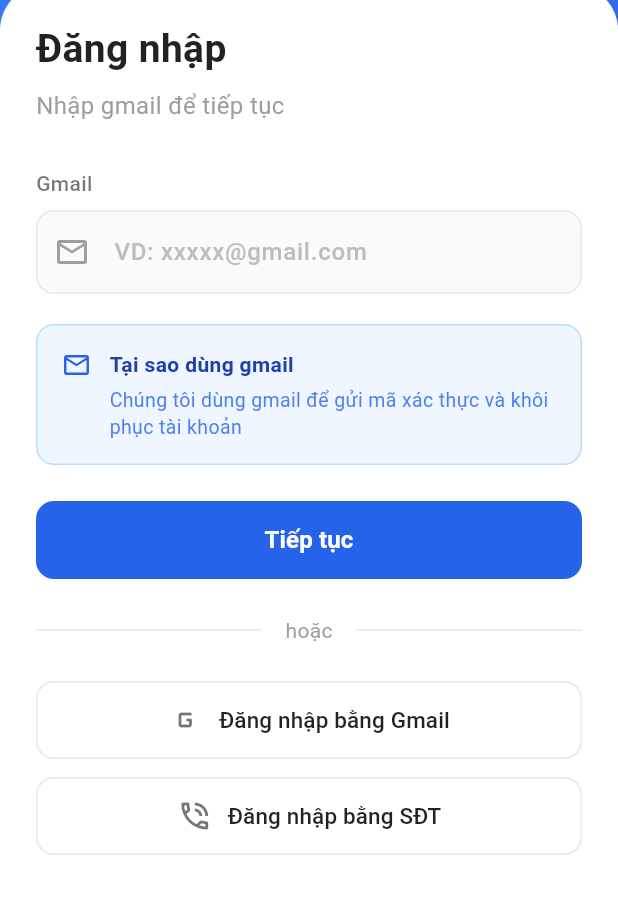
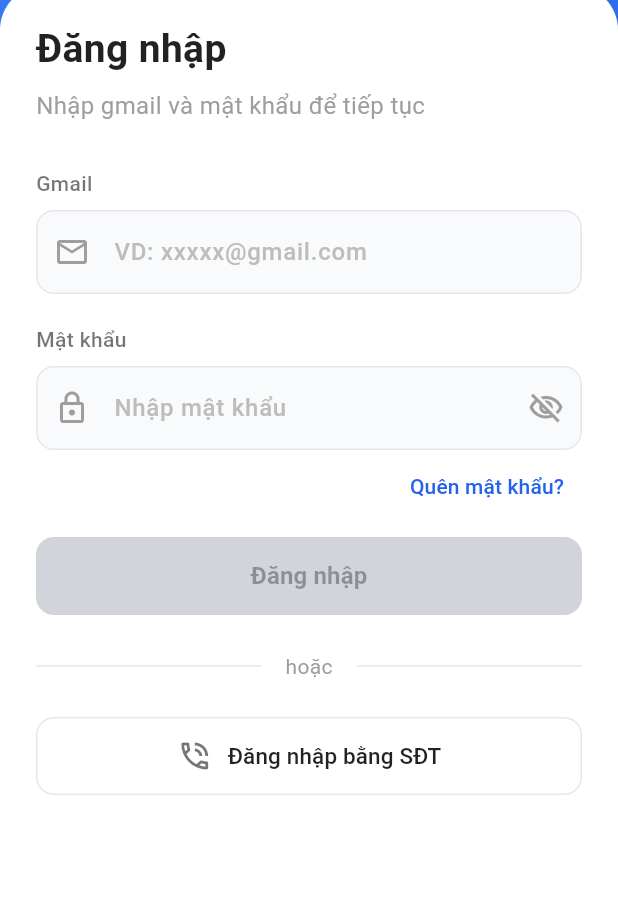
Before and after one commit to tthanh2004/LapTrinhAndroid, a Flutter app: the screen it shows after launch, after a tap on "Đăng nhập bằng Gmail", on a phone screen of 412 x 824 dp, the part 300-1214 px from its top. Run offline on Flutter 3.47's test engine with Material 3 defaults, Android fonts, the phone set to English and light mode, and no system bars; our stand-ins replace firebase_auth, firebase_core, geolocator; accounts and stored records are empty.

Commit message:
update form nhap mk

```diff
--- a/vesiao_safetrek/lib/screens/mobile/auth/login_screen.dart
+++ b/vesiao_safetrek/lib/screens/mobile/auth/login_screen.dart
@@ -1,9 +1,10 @@
-import 'package:firebase_auth/firebase_auth.dart';
+import 'dart:convert';
 import 'package:flutter/material.dart';
+import 'package:http/http.dart' as http; // Nhớ import http
+import 'package:vesiao_safetrek/screens/mobile/auth/utils/auth_colors.dart';
+import 'package:vesiao_safetrek/screens/mobile/auth/widgets/login_form.dart';
 import 'package:vesiao_safetrek/screens/mobile/mobile_screen.dart';
-import 'utils/auth_colors.dart';
-import 'widgets/login_form.dart';
-import 'widgets/otp_form.dart';
+import 'package:vesiao_safetrek/common/constants.dart';
 
 class LoginScreen extends StatefulWidget {
   const LoginScreen({super.key});
@@ -13,15 +14,13 @@ class LoginScreen extends StatefulWidget {
 }
 
 class _LoginScreenState extends State<LoginScreen> {
-  bool _showOTP = false;
   bool _isEmailMode = false;
-  bool _isLoading = false; // Thêm trạng thái loading
-
-  // Biến lưu ID xác thực cho SĐT
-  String? _verificationId;
+  bool _isLoading = false;
 
   final TextEditingController _phoneController = TextEditingController();
   final TextEditingController _emailController = TextEditingController();
+  // [MỚI] Controller cho mật khẩu
+  final TextEditingController _passwordController = TextEditingController();
 
   String? _phoneError;
   String? _emailError;
@@ -32,27 +31,30 @@ class _LoginScreenState extends State<LoginScreen> {
     super.initState();
     _phoneController.addListener(_checkButtonActive);
     _emailController.addListener(_checkButtonActive);
+    _passwordController.addListener(_checkButtonActive);
   }
 
   @override
   void dispose() {
     _phoneController.dispose();
     _emailController.dispose();
+    _passwordController.dispose();
     super.dispose();
   }
 
   void _checkButtonActive() {
     setState(() {
-      if (_isEmailMode) {
-        _isButtonActive = _emailController.text.isNotEmpty;
-      } else {
-        _isButtonActive = _phoneController.text.length >= 9;
-      }
+      bool isIdentityValid = _isEmailMode
+          ? _emailController.text.isNotEmpty
+          : _phoneController.text.length >= 9;
+      // [MỚI] Check thêm mật khẩu
+      bool isPasswordValid = _passwordController.text.length >= 6;
+
+      _isButtonActive = isIdentityValid && isPasswordValid;
     });
   }
 
   bool _validateInputs() {
-    // Reset lỗi
     setState(() {
       _phoneError = null;
       _emailError = null;
@@ -64,63 +66,65 @@ class _LoginScreenState extends State<LoginScreen> {
         setState(() => _emailError = "Vui lòng nhập đúng định dạng Gmail");
         return false;
       }
-      return true;
     } else {
       final phone = _phoneController.text.trim();
       if (!RegExp(r'^(0?)(3|5|7|8|9)([0-9]{8})$').hasMatch(phone)) {
         setState(() => _phoneError = "SĐT không hợp lệ");
         return false;
       }
+    }
     return true;
+  }
+
+  // [THAY ĐỔI] Logic Login mới dùng Password
+  void _handleLogin() async {
+    if (!_validateInputs()) return;
+
+    setState(() => _isLoading = true);
+
+    // Lấy email hoặc sđt tùy theo mode
+    String identity = _isEmailMode
+        ? _emailController.text.trim()
+        : _phoneController.text.trim();
+
+    // Nếu là sđt, format lại cho khớp database (nếu cần)
+    if (!_isEmailMode && identity.startsWith("0")) {
+       identity = "+84${identity.substring(1)}";
+    }
+
+    final String password = _passwordController.text;
+
+    try {
+      final response = await http.post(
+        Uri.parse('${Constants.baseUrl}/auth/login-password'),
+        headers: {'Content-Type': 'application/json'},
+        body: jsonEncode({
+          'identity': identity,
+          'password': password,
+        }),
+      );
+
+      if (response.statusCode == 200 || response.statusCode == 201) {
+        final data = jsonDecode(response.body);
+        int userId = data['user']['userId']; // Lấy ID từ response mới
+        _onLoginSuccess(userId);
+      } else {
+        final errorData = jsonDecode(response.body);
+        _showError(errorData['message'] ?? "Đăng nhập thất bại");
+      }
+    } catch (e) {
+      _showError("Lỗi kết nối máy chủ: $e");
+    } finally {
+      if (mounted) setState(() => _isLoading = false);
     }
   }
 
-  // --- LOGIC XỬ LÝ NÚT TIẾP TỤC ---
-  void _handleSubmit() async {
-    if (!_validateInputs()) return;
-
-    if (_isEmailMode) {
-      // Nếu là Email: Chuyển sang màn OTP ngay (Màn OTP sẽ tự gọi API gửi mail)
-      setState(() => _showOTP = true);
-    } else {
-      // Nếu là SĐT: Phải gửi SMS trước
-      await _handlePhoneLogin();
+  void _showError(String msg) {
+    if (mounted) {
+      ScaffoldMessenger.of(context).showSnackBar(
+        SnackBar(content: Text(msg), backgroundColor: Colors.red),
+      );
     }
-  }
-
-  // --- LOGIC GỬI SMS (FIREBASE) ---
-  Future<void> _handlePhoneLogin() async {
-    setState(() => _isLoading = true);
-
-    String phone = _phoneController.text.trim();
-    // Chuyển 09xx -> +849xx
-    String formattedPhone = phone.startsWith("0")
-        ? "+84${phone.substring(1)}"
-        : "+84$phone";
-
-    await FirebaseAuth.instance.verifyPhoneNumber(
-      phoneNumber: formattedPhone,
-      verificationCompleted: (PhoneAuthCredential credential) async {
-        // Tự động xác thực (ít xảy ra, nhưng nếu có thì login luôn)
-        await FirebaseAuth.instance.signInWithCredential(credential);
-      },
-      verificationFailed: (FirebaseAuthException e) {
-        setState(() => _isLoading = false);
-        ScaffoldMessenger.of(context).showSnackBar(
-          SnackBar(content: Text("Lỗi gửi SMS: ${e.message}")),
-        );
-      },
-      codeSent: (String verificationId, int? resendToken) {
-        setState(() {
-          _isLoading = false;
-          _verificationId = verificationId; // Lưu ID để dùng ở bước nhập OTP
-          _showOTP = true; // Chuyển màn hình
-        });
-      },
-      codeAutoRetrievalTimeout: (String verificationId) {
-        _verificationId = verificationId;
-      },
-    );
   }
 
   void _onLoginSuccess(int userId) {
@@ -131,18 +135,7 @@ class _LoginScreenState extends State<LoginScreen> {
 
   @override
   Widget build(BuildContext context) {
-    // HIỂN THỊ MÀN HÌNH OTP
-    if (_showOTP) {
-      return OtpForm(
-        contactInfo: _isEmailMode ? _emailController.text : _phoneController.text,
-        isEmailMode: _isEmailMode,
-        verificationId: _verificationId, // Truyền ID xác thực sang OTP Form
-        onVerifySuccess: (id) => _onLoginSuccess(id),
-        onBack: () => setState(() => _showOTP = false),
-      );
-    }
-
-    // HIỂN THỊ MÀN HÌNH LOGIN
+    // Không còn kiểm tra _showOTP nữa
     return Scaffold(
       body: Stack(
         children: [
@@ -179,10 +172,11 @@ class _LoginScreenState extends State<LoginScreen> {
                             isEmailMode: _isEmailMode,
                             phoneController: _phoneController,
                             emailController: _emailController,
+                            passwordController: _passwordController, // Truyền vào
                             phoneError: _phoneError,
                             emailError: _emailError,
                             isButtonActive: _isButtonActive,
-                          onSubmit: _handleSubmit,
+                            onSubmit: _handleLogin, // Gọi hàm login mới
                             onSwitchMode: (val) => setState(() {
                               _isEmailMode = val;
                               _checkButtonActive();
--- a/vesiao_safetrek/lib/screens/mobile/auth/widgets/login_form.dart
+++ b/vesiao_safetrek/lib/screens/mobile/auth/widgets/login_form.dart
@@ -1,12 +1,13 @@
 import 'package:flutter/material.dart';
-import '../../../../common/constants.dart'; // Import kPrimaryColor của dự án
+import '../../../../common/constants.dart'; // Import màu kPrimaryColor
 import '../utils/auth_colors.dart';
 import 'social_button.dart';
 
-class LoginForm extends StatelessWidget {
+class LoginForm extends StatefulWidget {
   final bool isEmailMode;
   final TextEditingController phoneController;
   final TextEditingController emailController;
+  final TextEditingController passwordController; // [MỚI] Controller cho pass
   final String? phoneError;
   final String? emailError;
   final bool isButtonActive;
@@ -18,12 +19,20 @@ class LoginForm extends StatelessWidget {
     required this.isEmailMode,
     required this.phoneController,
     required this.emailController,
+    required this.passwordController,
     required this.phoneError,
     required this.emailError,
     required this.isButtonActive,
     required this.onSubmit,
     required this.onSwitchMode,
   });
+
+  @override
+  State<LoginForm> createState() => _LoginFormState();
+}
+
+class _LoginFormState extends State<LoginForm> {
+  bool _obscurePassword = true; // Trạng thái ẩn hiện mật khẩu
 
   @override
   Widget build(BuildContext context) {
@@ -41,35 +50,40 @@ class LoginForm extends StatelessWidget {
           ),
           const SizedBox(height: 8),
           Text(
-            isEmailMode
-                ? "Nhập gmail để tiếp tục"
-                : "Nhập số điện thoại để tiếp tục",
+            widget.isEmailMode
+                ? "Nhập gmail và mật khẩu để tiếp tục"
+                : "Nhập số điện thoại và mật khẩu để tiếp tục",
             style: const TextStyle(color: Colors.grey, fontSize: 16),
           ),
           const SizedBox(height: 30),
 
-          // LABEL
+          // --- 1. EMAIL / SĐT ---
           Text(
-            isEmailMode ? "Gmail" : "Số điện thoại",
+            widget.isEmailMode ? "Gmail" : "Số điện thoại",
             style: const TextStyle(
               fontWeight: FontWeight.w500,
               color: Colors.black54,
             ),
           ),
           const SizedBox(height: 8),
-
-          // INPUT FIELD
           TextField(
-            controller: isEmailMode ? emailController : phoneController,
-            keyboardType:
-                isEmailMode ? TextInputType.emailAddress : TextInputType.phone,
+            controller: widget.isEmailMode
+                ? widget.emailController
+                : widget.phoneController,
+            keyboardType: widget.isEmailMode
+                ? TextInputType.emailAddress
+                : TextInputType.phone,
             style: const TextStyle(fontWeight: FontWeight.w500),
             decoration: InputDecoration(
-              hintText: isEmailMode ? "VD: xxxxx@gmail.com" : "VD: 0912345678",
+              hintText:
+                  widget.isEmailMode ? "VD: xxxxx@gmail.com" : "VD: 0912345678",
               hintStyle: TextStyle(color: Colors.grey[400]),
-              errorText: isEmailMode ? emailError : phoneError,
+              errorText:
+                  widget.isEmailMode ? widget.emailError : widget.phoneError,
               prefixIcon: Icon(
-                isEmailMode ? Icons.email_outlined : Icons.phone_outlined,
+                widget.isEmailMode
+                    ? Icons.email_outlined
+                    : Icons.phone_outlined,
                 color: Colors.grey[500],
               ),
               filled: true,
@@ -87,76 +101,80 @@ class LoginForm extends StatelessWidget {
                 borderRadius: BorderRadius.circular(12),
                 borderSide: const BorderSide(color: kPrimaryColor),
               ),
-              errorBorder: OutlineInputBorder(
-                borderRadius: BorderRadius.circular(12),
-                borderSide: const BorderSide(color: Colors.redAccent),
-              ),
-              focusedErrorBorder: OutlineInputBorder(
-                borderRadius: BorderRadius.circular(12),
-                borderSide: const BorderSide(color: Colors.redAccent, width: 2),
-              ),
             ),
           ),
 
           const SizedBox(height: 20),
 
-          // INFO BOX
-          Container(
-            padding: const EdgeInsets.all(16),
-            decoration: BoxDecoration(
-              color: AuthColors.primaryLight,
-              borderRadius: BorderRadius.circular(12),
-              border: Border.all(color: Colors.blue.shade100),
+          // --- 2. MẬT KHẨU [MỚI] ---
+          const Text(
+            "Mật khẩu",
+            style: TextStyle(
+              fontWeight: FontWeight.w500,
+              color: Colors.black54,
             ),
-            child: Row(
-              crossAxisAlignment: CrossAxisAlignment.start,
-              children: [
-                const Icon(
-                  Icons.email_outlined,
-                  size: 20,
-                  color: kPrimaryColor,
+          ),
+          const SizedBox(height: 8),
+          TextField(
+            controller: widget.passwordController,
+            obscureText: _obscurePassword, // Ẩn mật khẩu
+            style: const TextStyle(fontWeight: FontWeight.w500),
+            decoration: InputDecoration(
+              hintText: "Nhập mật khẩu",
+              hintStyle: TextStyle(color: Colors.grey[400]),
+              prefixIcon: Icon(
+                Icons.lock_outline,
+                color: Colors.grey[500],
+              ),
+              suffixIcon: IconButton(
+                icon: Icon(
+                  _obscurePassword
+                      ? Icons.visibility_off_outlined
+                      : Icons.visibility_outlined,
+                  color: Colors.grey,
                 ),
-                const SizedBox(width: 12),
-                Expanded(
-                  child: Column(
-                    crossAxisAlignment: CrossAxisAlignment.start,
-                    children: [
-                      Text(
-                        isEmailMode
-                            ? "Tại sao dùng gmail"
-                            : "Tại sao dùng số điện thoại",
-                        style: const TextStyle(
-                          fontSize: 14,
-                          fontWeight: FontWeight.bold,
-                          color: AuthColors.infoTextBlue,
-                        ),
-                      ),
-                      const SizedBox(height: 4),
-                      Text(
-                        isEmailMode
-                            ? "Chúng tôi dùng gmail để gửi mã xác thực và khôi phục tài khoản"
-                            : "Người thân dễ nhận biết khi nhận cảnh báo \"SĐT 09xx đang gặp nguy hiểm\"",
-                        style: TextStyle(
-                          fontSize: 13,
-                          height: 1.4,
-                          color: kPrimaryColor.withOpacity(0.8),
-                        ),
-                      ),
-                    ],
-                  ),
-                ),
-              ],
+                onPressed: () {
+                  setState(() {
+                    _obscurePassword = !_obscurePassword;
+                  });
+                },
+              ),
+              filled: true,
+              fillColor: AuthColors.inputFill,
+              contentPadding: const EdgeInsets.symmetric(vertical: 16),
+              border: OutlineInputBorder(
+                borderRadius: BorderRadius.circular(12),
+                borderSide: const BorderSide(color: AuthColors.border),
+              ),
+              enabledBorder: OutlineInputBorder(
+                borderRadius: BorderRadius.circular(12),
+                borderSide: const BorderSide(color: AuthColors.border),
+              ),
+              focusedBorder: OutlineInputBorder(
+                borderRadius: BorderRadius.circular(12),
+                borderSide: const BorderSide(color: kPrimaryColor),
+              ),
             ),
           ),
 
-          const SizedBox(height: 24),
+          // Nút Quên mật khẩu
+          Align(
+            alignment: Alignment.centerRight,
+            child: TextButton(
+              onPressed: () {},
+              child: const Text("Quên mật khẩu?",
+                  style: TextStyle(color: kPrimaryColor)),
+            ),
+          ),
 
-          // CONTINUE BUTTON
+          const SizedBox(height: 10),
+
+          // NÚT ĐĂNG NHẬP
           SizedBox(
             width: double.infinity,
             height: 52,
             child: ElevatedButton(
-              onPressed: onSubmit,
+              onPressed: widget.isButtonActive ? widget.onSubmit : null,
               style: ElevatedButton.styleFrom(
                 backgroundColor: kPrimaryColor,
                 disabledBackgroundColor: AuthColors.buttonDisabled,
@@ -167,7 +185,7 @@ class LoginForm extends StatelessWidget {
                 ),
               ),
               child: const Text(
-                "Tiếp tục",
+                "Đăng nhập",
                 style: TextStyle(fontSize: 16, fontWeight: FontWeight.bold),
               ),
             ),
@@ -175,7 +193,7 @@ class LoginForm extends StatelessWidget {
 
           const SizedBox(height: 24),
 
-          // DIVIDER
+          // CÁC PHẦN DƯỚI GIỮ NGUYÊN
           Row(
             children: const [
               Expanded(child: Divider(color: AuthColors.border)),
@@ -186,46 +204,18 @@ class LoginForm extends StatelessWidget {
               Expanded(child: Divider(color: AuthColors.border)),
             ],
           ),
-
           const SizedBox(height: 24),
-
-          // SOCIAL BUTTONS
           SocialButton(
-            text: "Đăng nhập bằng Gmail",
-            icon: Icons.g_mobiledata_rounded,
-            onPressed: () => onSwitchMode(true),
+            text: widget.isEmailMode
+                ? "Đăng nhập bằng SĐT"
+                : "Đăng nhập bằng Gmail",
+            icon: widget.isEmailMode
+                ? Icons.phone_in_talk_outlined
+                : Icons.g_mobiledata_rounded,
+            onPressed: () => widget.onSwitchMode(!widget.isEmailMode),
           ),
-          const SizedBox(height: 12),
-          SocialButton(
-            text: "Đăng nhập bằng SĐT",
-            icon: Icons.phone_in_talk_outlined,
-            onPressed: () => onSwitchMode(false),
-          ),
-
           const SizedBox(height: 30),
-
-          // TERMS
-          Center(
-            child: Text.rich(
-              TextSpan(
-                text: "Bằng việc đăng nhập, bạn đồng ý với ",
-                style: const TextStyle(fontSize: 12, color: Colors.grey),
-                children: [
-                  TextSpan(
-                    text: "Điều khoản sử dụng",
-                    style: TextStyle(color: Colors.blue[700]),
-                  ),
-                  const TextSpan(text: " và "),
-                  TextSpan(
-                    text: "Chính sách\nbảo mật",
-                    style: TextStyle(color: Colors.blue[700]),
-                  ),
-                ],
-              ),
-              textAlign: TextAlign.center,
-            ),
-          ),
-          const SizedBox(height: 10),
+          // ... (Phần Terms giữ nguyên)
         ],
       ),
     );
```
Also changed, not shown: 3 other files. Lines whose indentation alone changed are shown as unchanged.
